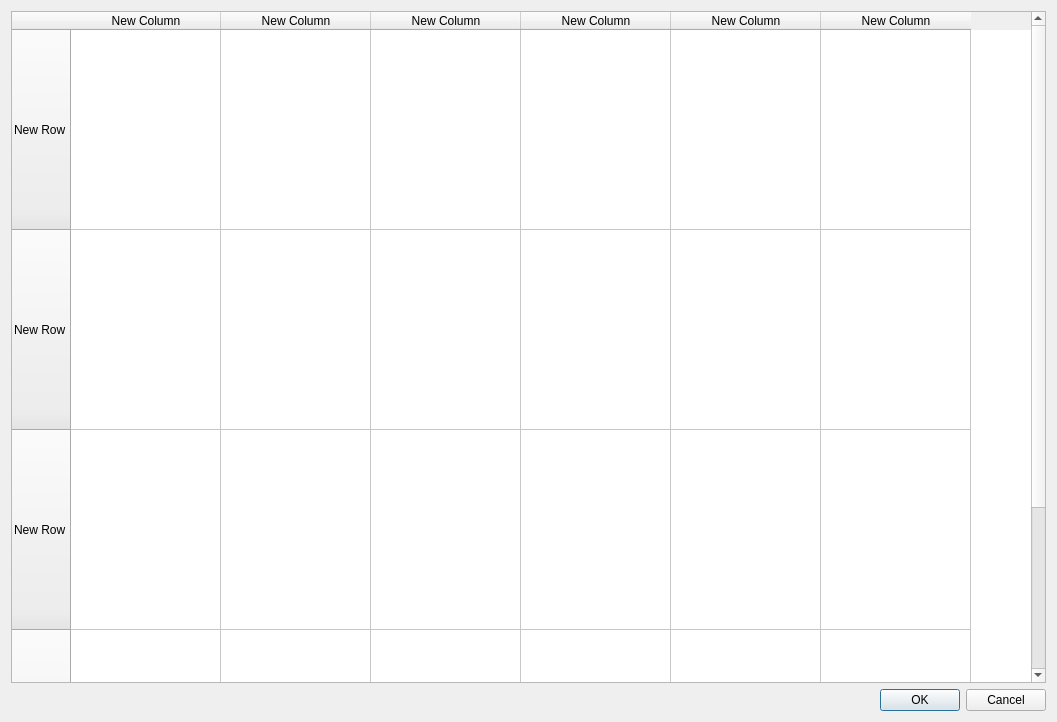
golden7602/ProjectM, file ui/test.ui: the form before one commit.
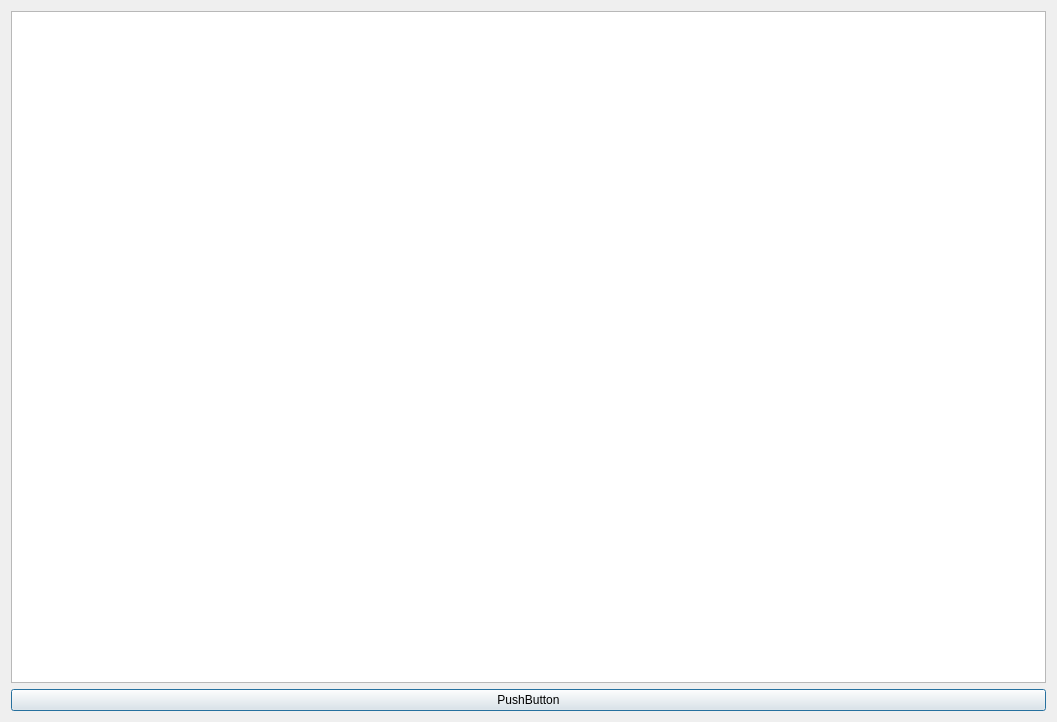
The form after the commit.

What changed in the file:
```diff
--- a/ui/test.ui
+++ b/ui/test.ui
@@ -15,72 +15,12 @@
   </property>
   <layout class="QVBoxLayout" name="verticalLayout">
    <item>
-    <widget class="QTableWidget" name="tableWidget">
-     <attribute name="horizontalHeaderDefaultSectionSize">
-      <number>150</number>
-     </attribute>
-     <attribute name="verticalHeaderDefaultSectionSize">
-      <number>200</number>
-     </attribute>
-     <row>
-      <property name="text">
-       <string>New Row</string>
-      </property>
-     </row>
-     <row>
-      <property name="text">
-       <string>New Row</string>
-      </property>
-     </row>
-     <row>
-      <property name="text">
-       <string>New Row</string>
-      </property>
-     </row>
-     <row>
-      <property name="text">
-       <string>New Row</string>
-      </property>
-     </row>
-     <column>
-      <property name="text">
-       <string>New Column</string>
-      </property>
-     </column>
-     <column>
-      <property name="text">
-       <string>New Column</string>
-      </property>
-     </column>
-     <column>
-      <property name="text">
-       <string>New Column</string>
-      </property>
-     </column>
-     <column>
-      <property name="text">
-       <string>New Column</string>
-      </property>
-     </column>
-     <column>
-      <property name="text">
-       <string>New Column</string>
-      </property>
-     </column>
-     <column>
-      <property name="text">
-       <string>New Column</string>
-      </property>
-     </column>
-    </widget>
+    <widget class="QTableView" name="tableView"/>
    </item>
    <item>
-    <widget class="QDialogButtonBox" name="buttonBox">
-     <property name="orientation">
-      <enum>Qt::Horizontal</enum>
-     </property>
-     <property name="standardButtons">
-      <set>QDialogButtonBox::Cancel|QDialogButtonBox::Ok</set>
+    <widget class="QPushButton" name="pushButton">
+     <property name="text">
+      <string>PushButton</string>
      </property>
     </widget>
    </item>
```
Left out of the diff: 37 changed lines with no effect on the pictures.
